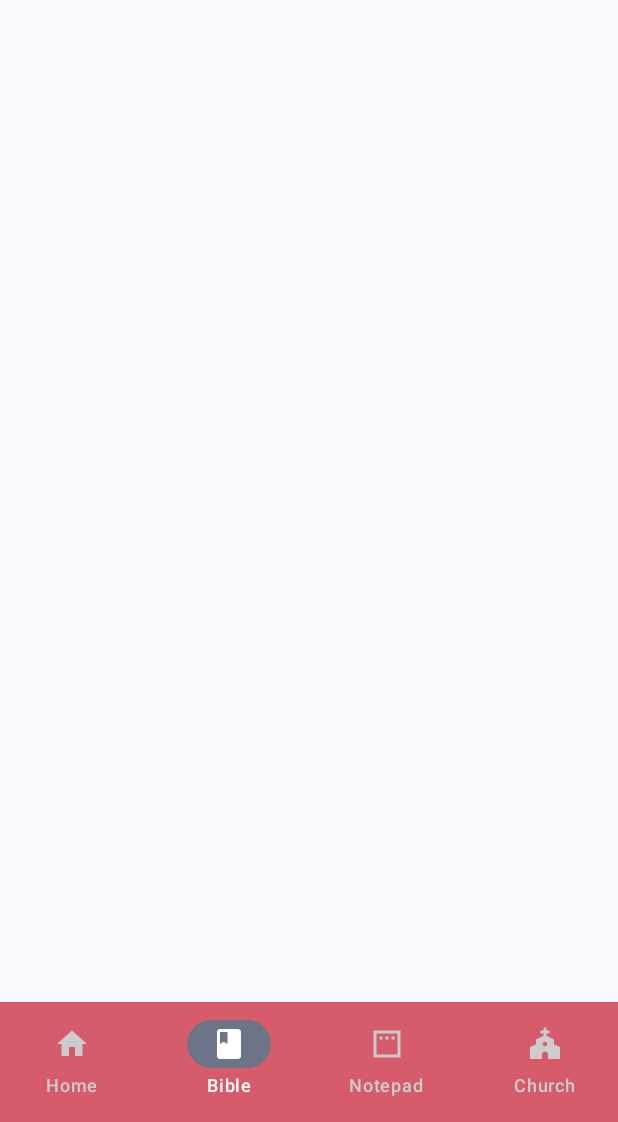
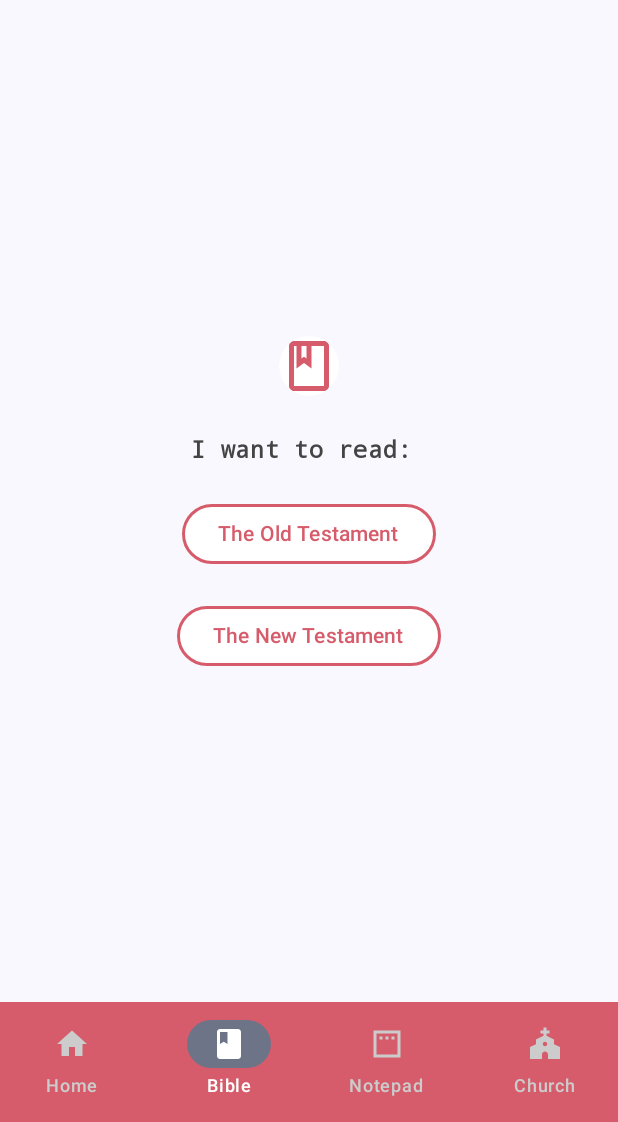
Before and after one commit to EstherNyumu/LEAN-ON, an Android app built with Jetpack Compose: the NotepadScreen screen opened through its navigation route, item 2 of the bottom bar chosen, on a phone screen of 412 x 824 dp, the part 114-1236 px from its top. Run offline under Robolectric (Android 15) with nearby library versions, the phone set to English and light mode, and no system bars; our stand-ins replace Firebase (no records; nobody signed in at launch, a user with empty details on screens opened directly).

Commit message:
I have tried to add the bible screen

```diff
--- a/app/src/main/java/com/example/leanon/navigation/AppNavHost.kt
+++ b/app/src/main/java/com/example/leanon/navigation/AppNavHost.kt
@@ -6,6 +6,8 @@ import androidx.navigation.compose.NavHost
 import androidx.navigation.compose.composable
 import com.example.leanon.models.BottomBarScreen
 import com.example.leanon.ui.theme.pages.bible.BibleScreen
+import com.example.leanon.ui.theme.pages.bible.NewTestamentScreen
+import com.example.leanon.ui.theme.pages.bible.OldTestamentScreen
 import com.example.leanon.ui.theme.pages.church.ChurchScreen
 import com.example.leanon.ui.theme.pages.home.AddPostsScreen
 import com.example.leanon.ui.theme.pages.home.HomeScreen
@@ -27,7 +29,7 @@ fun AppNavHost(navController: NavHostController) {
             HomeScreen(navController)
         }
         composable(route = BottomBarScreen.Bible.route){
-            BibleScreen()
+            BibleScreen(navController)
         }
         composable(route = BottomBarScreen.Notepad.route){
             NotepadScreen(navController)
@@ -62,5 +64,11 @@ fun AppNavHost(navController: NavHostController) {
         composable(route = ROUTE_SIGNUP){
             SignUpScreen(navController)
         }
+        composable(route = ROUTE_OLD_TESTAMENT){
+            OldTestamentScreen(navController)
+        }
+        composable(route = ROUTE_NEW_TESTAMENT){
+            NewTestamentScreen(navController)
+        }
     }
 }
--- a/app/src/main/java/com/example/leanon/navigation/Routes.kt
+++ b/app/src/main/java/com/example/leanon/navigation/Routes.kt
@@ -9,3 +9,5 @@ const val ROUTE_BIBLE_STUDY_NOTEPAD = "bible_study_notepad"
 const val ROUTE_ADD_PRAYER = "add_prayer_screen"
 const val ROUTE_ADD_SERMON = "add_sermon_screen"
 const val ROUTE_ADD_BIBLE_STUDY= "add_bible_study_screen"
+const val ROUTE_OLD_TESTAMENT = "old_testament_screen"
+const val ROUTE_NEW_TESTAMENT = "new_testament_screen"
--- a/app/src/main/java/com/example/leanon/ui/theme/pages/bible/BibleScreen.kt
+++ b/app/src/main/java/com/example/leanon/ui/theme/pages/bible/BibleScreen.kt
@@ -1,21 +1,84 @@
 package com.example.leanon.ui.theme.pages.bible
 
 import android.content.res.Configuration
+import androidx.compose.foundation.BorderStroke
+import androidx.compose.foundation.layout.Arrangement
 import androidx.compose.foundation.layout.Column
+import androidx.compose.foundation.layout.Spacer
 import androidx.compose.foundation.layout.fillMaxSize
+import androidx.compose.foundation.layout.height
+import androidx.compose.foundation.layout.width
+import androidx.compose.foundation.shape.RoundedCornerShape
+import androidx.compose.material.icons.Icons
+import androidx.compose.material.icons.outlined.Book
+import androidx.compose.material3.Button
+import androidx.compose.material3.ButtonDefaults
 import androidx.compose.material3.ExperimentalMaterial3Api
+import androidx.compose.material3.Icon
+import androidx.compose.material3.IconButton
+import androidx.compose.material3.IconButtonDefaults
+import androidx.compose.material3.Text
 import androidx.compose.runtime.Composable
 import androidx.compose.ui.Alignment
 import androidx.compose.ui.Modifier
+import androidx.compose.ui.graphics.Color
+import androidx.compose.ui.text.font.FontFamily
+import androidx.compose.ui.text.font.FontWeight
 import androidx.compose.ui.tooling.preview.Preview
+import androidx.compose.ui.unit.dp
+import androidx.navigation.NavHostController
+import androidx.navigation.compose.rememberNavController
+import com.example.leanon.navigation.ROUTE_NEW_TESTAMENT
+import com.example.leanon.navigation.ROUTE_OLD_TESTAMENT
 import com.example.leanon.ui.theme.LeanOnTheme
+import com.example.leanon.ui.theme.PrimePink
 
 @OptIn(ExperimentalMaterial3Api::class)
 @Composable
-fun BibleScreen() {
+fun BibleScreen(navController: NavHostController) {
     Column(modifier = Modifier
         .fillMaxSize(),
-        horizontalAlignment = Alignment.CenterHorizontally) {
+        horizontalAlignment = Alignment.CenterHorizontally,
+        verticalArrangement = Arrangement.Center) {
+        IconButton(onClick = { /*TODO*/ },
+            colors = IconButtonDefaults.filledIconButtonColors(containerColor = Color.White,
+                contentColor = PrimePink
+            )) {
+            Icon(
+                Icons.Outlined.Book,
+                contentDescription ="Book Icon",
+                modifier = Modifier
+                    .height(500.dp)
+                    .width(500.dp)
+            )
+        }
+        Spacer(modifier = Modifier.height(20.dp))
+        Text(text = "I want to read: ",
+            color = Color.DarkGray,
+            fontFamily = FontFamily.Monospace,
+            fontWeight = FontWeight.SemiBold)
+        Spacer(modifier = Modifier.height(20.dp))
+        Button(
+            onClick = {
+                      navController.navigate(ROUTE_OLD_TESTAMENT)
+            },
+            colors = ButtonDefaults.buttonColors(Color.White),
+            shape = RoundedCornerShape(20.dp),
+            border = BorderStroke(2.dp, color = PrimePink)
+        ) {
+            Text(text = "The Old Testament", color = PrimePink)
+        }
+        Spacer(modifier = Modifier.height(20.dp))
+        Button(
+            onClick = {
+                      navController.navigate(ROUTE_NEW_TESTAMENT)
+            },
+            colors = ButtonDefaults.buttonColors(Color.White),
+            shape = RoundedCornerShape(20.dp),
+            border = BorderStroke(2.dp, color = PrimePink)
+        ) {
+            Text(text = "The New Testament",color = PrimePink)
+        }
     }
 }
 
@@ -23,6 +86,6 @@ fun BibleScreen() {
 @Composable
 fun BibleScreenPreview() {
     LeanOnTheme {
-        BibleScreen()
+        BibleScreen(rememberNavController())
     }
 }
--- a/app/src/main/java/com/example/leanon/ui/theme/pages/home/HomeScreen.kt
+++ b/app/src/main/java/com/example/leanon/ui/theme/pages/home/HomeScreen.kt
@@ -124,7 +124,7 @@ fun HomeScreen(navController:NavHostController) {
             },
                 containerColor = PrimePink,
                 contentColor = Color.White,
-                shape = CircleShape
+                shape = CircleShape,
             ){
                 Icon(Icons.Filled.Add, contentDescription ="Add")
             }
--- a/app/src/main/java/com/example/leanon/ui/theme/pages/notepad/NotepadScreen.kt
+++ b/app/src/main/java/com/example/leanon/ui/theme/pages/notepad/NotepadScreen.kt
@@ -22,6 +22,8 @@ import androidx.compose.ui.Alignment
 import androidx.compose.ui.Modifier
 import androidx.compose.ui.graphics.Color
 import androidx.compose.ui.platform.LocalContext
+import androidx.compose.ui.text.font.FontFamily
+import androidx.compose.ui.text.font.FontWeight
 import androidx.compose.ui.tooling.preview.Preview
 import androidx.compose.ui.unit.dp
 import androidx.navigation.NavHostController
@@ -44,8 +46,6 @@ fun NotepadScreen(navController: NavHostController) {
         verticalArrangement = Arrangement.Center
     ) {
         var context = LocalContext.current
-        Spacer(modifier = Modifier.height(20.dp))
-        Spacer(modifier = Modifier.height(20.dp))
         IconButton(onClick = { /*TODO*/ },
             colors = IconButtonDefaults.filledIconButtonColors(containerColor = Color.White,
                 contentColor = PrimePink)) {
@@ -57,7 +57,10 @@ fun NotepadScreen(navController: NavHostController) {
             )
         }
         Spacer(modifier = Modifier.height(20.dp))
-        Text(text = "I want to write: ")
+        Text(text = "I want to write: ",
+            color = Color.DarkGray,
+            fontFamily = FontFamily.Monospace,
+            fontWeight = FontWeight.SemiBold)
         Spacer(modifier = Modifier.height(20.dp))
         Button(
             onClick = {
```
Also changed, not shown: app/src/main/java/com/example/leanon/ui/theme/pages/bible/NewTestamentScreen.kt (added, +31 -0 lines), app/src/main/java/com/example/leanon/ui/theme/pages/bible/OldTestamentScreen.kt (added, +31 -0 lines).
